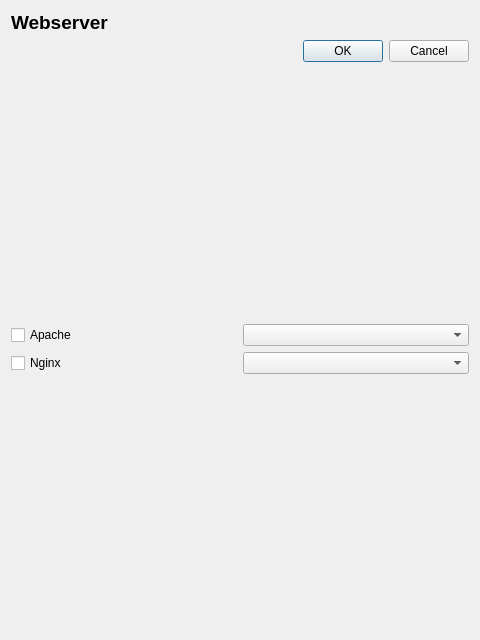
Newt-Louis/literate-barnacle, file ui/forms/Pages/WebserverPage.ui: the form before one commit.
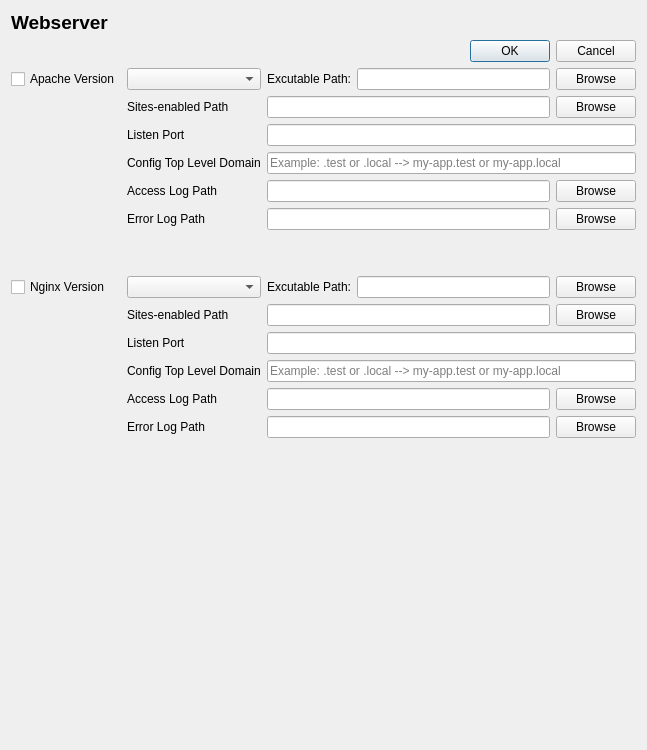
The form after the commit.

Commit message: edit WebserverPage.ui, add service nginx and apache into project to call it internal

```diff
--- a/ui/forms/Pages/WebserverPage.ui
+++ b/ui/forms/Pages/WebserverPage.ui
@@ -6,8 +6,8 @@
    <rect>
     <x>0</x>
     <y>0</y>
-    <width>480</width>
-    <height>640</height>
+    <width>647</width>
+    <height>750</height>
    </rect>
   </property>
   <property name="windowTitle">
@@ -48,40 +48,282 @@
      </item>
     </layout>
    </item>
-   <item>
-    <spacer name="verticalSpacer_2">
-     <property name="orientation">
-      <enum>Qt::Orientation::Vertical</enum>
-     </property>
-     <property name="sizeHint" stdset="0">
-      <size>
-       <width>20</width>
-       <height>241</height>
-      </size>
-     </property>
-    </spacer>
-   </item>
    <item>
     <layout class="QGridLayout" name="webserver_content_layout">
+     <item row="15" column="1">
+      <widget class="QComboBox" name="nginx_select_version_combobox"/>
+     </item>
+     <item row="13" column="2">
+      <layout class="QHBoxLayout" name="horizontalLayout_3">
+       <item>
+        <widget class="QLineEdit" name="apache_elp_lineEdit"/>
+       </item>
+       <item>
+        <widget class="QPushButton" name="apache_elp_browseButton">
+         <property name="text">
+          <string>Browse</string>
+         </property>
+        </widget>
+       </item>
+      </layout>
+     </item>
+     <item row="20" column="1">
+      <widget class="QLabel" name="nginx_elp_label">
+       <property name="text">
+        <string>Error Log Path</string>
+       </property>
+      </widget>
+     </item>
+     <item row="2" column="1">
+      <widget class="QLabel" name="apache_sites_enabled_label">
+       <property name="text">
+        <string>Sites-enabled Path</string>
+       </property>
+      </widget>
+     </item>
+     <item row="8" column="1">
+      <widget class="QLabel" name="apache_config_tld_label">
+       <property name="text">
+        <string>Config Top Level Domain</string>
+       </property>
+      </widget>
+     </item>
+     <item row="14" column="1">
+      <spacer name="verticalSpacer_3">
+       <property name="orientation">
+        <enum>Qt::Orientation::Vertical</enum>
+       </property>
+       <property name="sizeHint" stdset="0">
+        <size>
+         <width>20</width>
+         <height>40</height>
+        </size>
+       </property>
+      </spacer>
+     </item>
+     <item row="19" column="1">
+      <widget class="QLabel" name="nginx_alp_label">
+       <property name="text">
+        <string>Access Log Path</string>
+       </property>
+      </widget>
+     </item>
+     <item row="3" column="1">
+      <widget class="QLabel" name="apache_listen_port_label">
+       <property name="text">
+        <string>Listen Port</string>
+       </property>
+      </widget>
+     </item>
+     <item row="1" column="2">
+      <layout class="QHBoxLayout" name="horizontalLayout_7" stretch="1,4,1">
+       <item>
+        <widget class="QLabel" name="apache_excutable_label">
+         <property name="text">
+          <string>Excutable Path:</string>
+         </property>
+        </widget>
+       </item>
+       <item>
+        <widget class="QLineEdit" name="apache_excutable_lineEdit"/>
+       </item>
+       <item>
+        <widget class="QPushButton" name="apache_excutable_browseButton">
+         <property name="text">
+          <string>Browse</string>
+         </property>
+        </widget>
+       </item>
+      </layout>
+     </item>
      <item row="1" column="0">
       <widget class="QCheckBox" name="apache_checkbox">
        <property name="text">
-        <string>Apache</string>
-       </property>
-      </widget>
-     </item>
-     <item row="2" column="0">
-      <widget class="QCheckBox" name="nginx_checkbox">
-       <property name="text">
-        <string>Nginx</string>
+        <string>Apache Version</string>
        </property>
       </widget>
      </item>
      <item row="1" column="1">
       <widget class="QComboBox" name="apache_combobox"/>
      </item>
-     <item row="2" column="1">
-      <widget class="QComboBox" name="nginx_combobox"/>
+     <item row="8" column="2">
+      <widget class="QLineEdit" name="apache_config_tld_lineEdit">
+       <property name="placeholderText">
+        <string>Example: .test or .local --&gt; my-app.test or my-app.local</string>
+       </property>
+      </widget>
+     </item>
+     <item row="19" column="2">
+      <layout class="QHBoxLayout" name="horizontalLayout_5">
+       <item>
+        <widget class="QLineEdit" name="nginx_alp_lineEdit"/>
+       </item>
+       <item>
+        <widget class="QPushButton" name="nginx_alp_browseButton">
+         <property name="text">
+          <string>Browse</string>
+         </property>
+        </widget>
+       </item>
+      </layout>
+     </item>
+     <item row="16" column="1">
+      <widget class="QLabel" name="nginx_sites_enabled_label">
+       <property name="text">
+        <string>Sites-enabled Path</string>
+       </property>
+      </widget>
+     </item>
+     <item row="15" column="0">
+      <widget class="QCheckBox" name="nginx_checkbox">
+       <property name="text">
+        <string>Nginx Version</string>
+       </property>
+      </widget>
+     </item>
+     <item row="3" column="2">
+      <widget class="QLineEdit" name="apache_listen_port_lineEdit"/>
+     </item>
+     <item row="14" column="2">
+      <spacer name="verticalSpacer_4">
+       <property name="orientation">
+        <enum>Qt::Orientation::Vertical</enum>
+       </property>
+       <property name="sizeHint" stdset="0">
+        <size>
+         <width>20</width>
+         <height>40</height>
+        </size>
+       </property>
+      </spacer>
+     </item>
+     <item row="16" column="2">
+      <layout class="QHBoxLayout" name="horizontalLayout_4">
+       <item>
+        <widget class="QLineEdit" name="nginx_sites_enabled_lineEdit"/>
+       </item>
+       <item>
+        <widget class="QPushButton" name="nginx_sites_enabled_browseButton">
+         <property name="text">
+          <string>Browse</string>
+         </property>
+        </widget>
+       </item>
+      </layout>
+     </item>
+     <item row="20" column="2">
+      <layout class="QHBoxLayout" name="horizontalLayout_6">
+       <item>
+        <widget class="QLineEdit" name="nginx_elp_lineEdit"/>
+       </item>
+       <item>
+        <widget class="QPushButton" name="nginx_elp_browseButton">
+         <property name="text">
+          <string>Browse</string>
+         </property>
+        </widget>
+       </item>
+      </layout>
+     </item>
+     <item row="15" column="2">
+      <layout class="QHBoxLayout" name="horizontalLayout_8">
+       <item>
+        <widget class="QLabel" name="nginx_excutable_label">
+         <property name="text">
+          <string>Excutable Path:</string>
+         </property>
+        </widget>
+       </item>
+       <item>
+        <widget class="QLineEdit" name="nginx_excutable_lineEdit"/>
+       </item>
+       <item>
+        <widget class="QPushButton" name="nginx_excutable_browseButton">
+         <property name="text">
+          <string>Browse</string>
+         </property>
+        </widget>
+       </item>
+      </layout>
+     </item>
+     <item row="14" column="0">
+      <spacer name="verticalSpacer_2">
+       <property name="orientation">
+        <enum>Qt::Orientation::Vertical</enum>
+       </property>
+       <property name="sizeHint" stdset="0">
+        <size>
+         <width>20</width>
+         <height>40</height>
+        </size>
+       </property>
+      </spacer>
+     </item>
+     <item row="2" column="2">
+      <layout class="QHBoxLayout" name="horizontalLayout">
+       <item>
+        <widget class="QLineEdit" name="apache_sites_enabled_lineEdit"/>
+       </item>
+       <item>
+        <widget class="QPushButton" name="apache_sites_enabled_browseButton">
+         <property name="text">
+          <string>Browse</string>
+         </property>
+        </widget>
+       </item>
+      </layout>
+     </item>
+     <item row="18" column="2">
+      <widget class="QLineEdit" name="nginx_config_tld_lineEdit">
+       <property name="placeholderText">
+        <string>Example: .test or .local --&gt; my-app.test or my-app.local</string>
+       </property>
+      </widget>
+     </item>
+     <item row="13" column="1">
+      <widget class="QLabel" name="apache_elp_label">
+       <property name="text">
+        <string>Error Log Path</string>
+       </property>
+      </widget>
+     </item>
+     <item row="12" column="1">
+      <widget class="QLabel" name="apache_alp_label">
+       <property name="text">
+        <string>Access Log Path</string>
+       </property>
+      </widget>
+     </item>
+     <item row="18" column="1">
+      <widget class="QLabel" name="nginx_config_tld_label">
+       <property name="text">
+        <string>Config Top Level Domain</string>
+       </property>
+      </widget>
+     </item>
+     <item row="12" column="2">
+      <layout class="QHBoxLayout" name="horizontalLayout_2">
+       <item>
+        <widget class="QLineEdit" name="apache_alp_lineEdit"/>
+       </item>
+       <item>
+        <widget class="QPushButton" name="apache_alp_browseButton">
+         <property name="text">
+          <string>Browse</string>
+         </property>
+        </widget>
+       </item>
+      </layout>
+     </item>
+     <item row="17" column="1">
+      <widget class="QLabel" name="nginx_listen_port_label">
+       <property name="text">
+        <string>Listen Port</string>
+       </property>
+      </widget>
+     </item>
+     <item row="17" column="2">
+      <widget class="QLineEdit" name="nginx_listen_port_lineEdit"/>
      </item>
     </layout>
    </item>
@@ -93,7 +335,7 @@
      <property name="sizeHint" stdset="0">
       <size>
        <width>20</width>
-       <height>241</height>
+       <height>40</height>
       </size>
      </property>
     </spacer>
```
Left out of the diff: 2 changed lines with no effect on the pictures. The commit also changes 645 other files.
